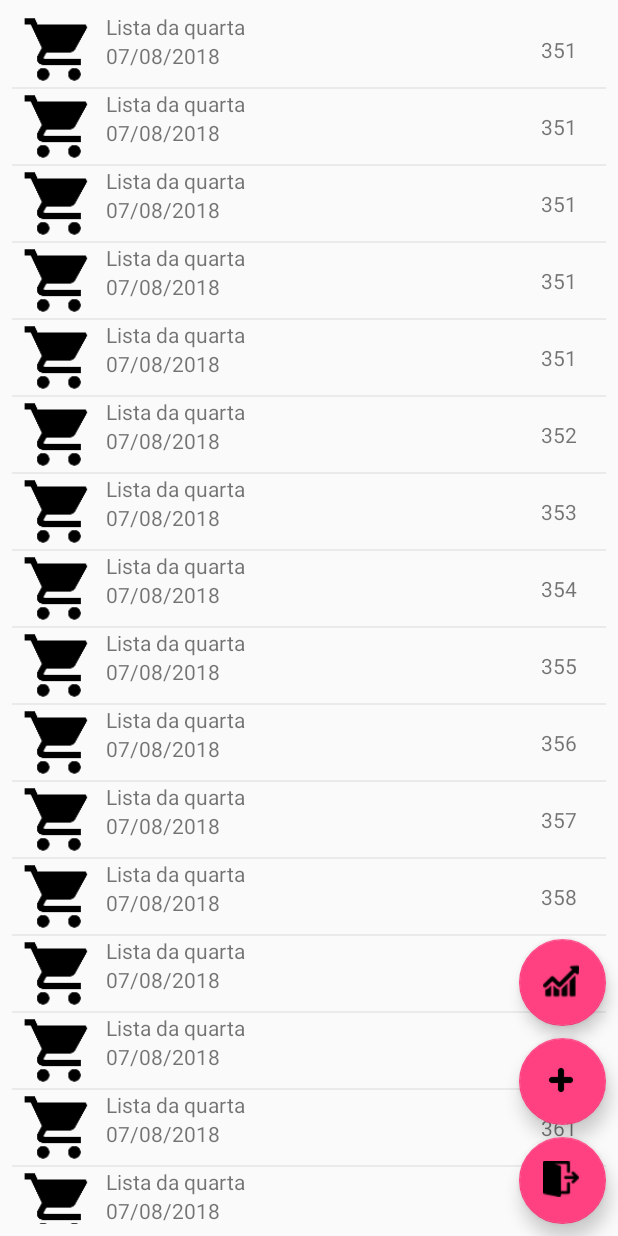
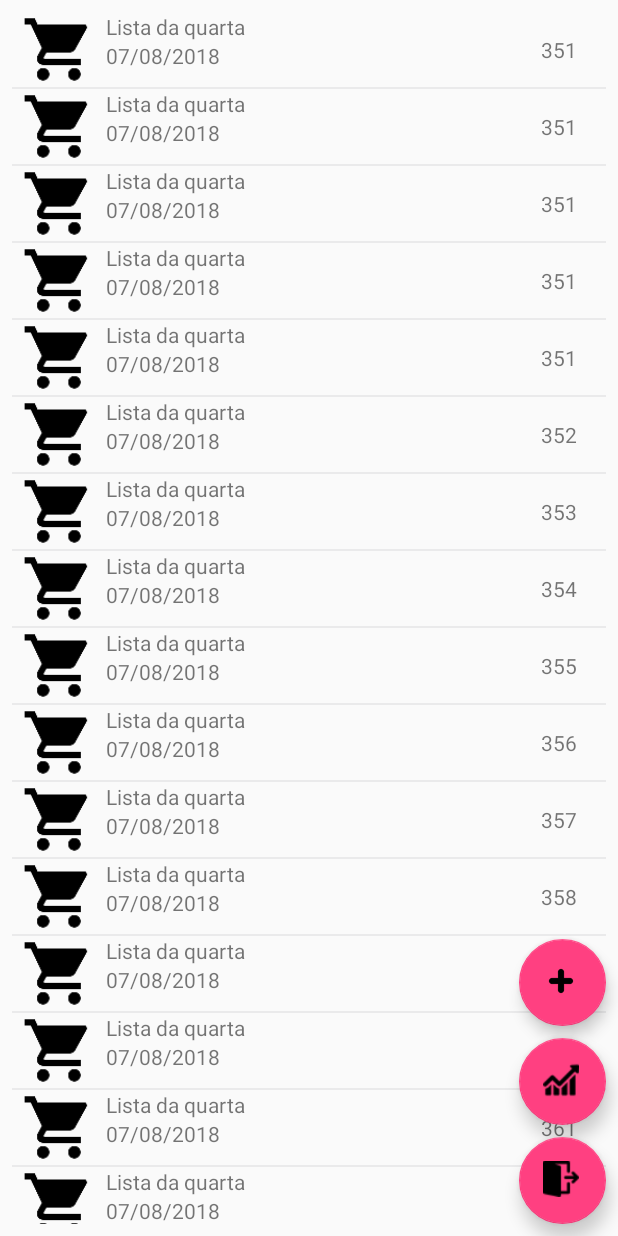
Before and after one commit to ElizandroBenedet/Mercadinho, an Android app: the TelaPrincipal screen opened directly, with no data from a screen before it, on a phone screen of 412 x 824 dp. Run offline under Robolectric (Android 15) with nearby library versions, the phone set to English and light mode, and no system bars.

Commit message:
Icon 2.0

```diff
--- a/app/src/main/AndroidManifest.xml
+++ b/app/src/main/AndroidManifest.xml
@@ -4,7 +4,7 @@
 
     <application
         android:allowBackup="true"
-        android:icon="@drawable/wsdesignlogobagtrans"
+        android:icon="@drawable/icon_mercadinho_round"
         android:label="@string/app_name"
         android:roundIcon="@drawable/icon_mercadinho_round"
         android:supportsRtl="true"
--- a/app/src/main/res/layout/activity_tela_principal.xml
+++ b/app/src/main/res/layout/activity_tela_principal.xml
@@ -47,7 +47,7 @@
         android:layout_marginTop="8dp"
         android:clickable="true"
         android:onClick="adicionarLista"
-        app:layout_constraintBottom_toTopOf="@+id/floatingActionButton3"
+        app:layout_constraintBottom_toTopOf="@+id/floatingActionButton2"
         app:layout_constraintEnd_toEndOf="parent"
         app:layout_constraintHorizontal_bias="1.0"
         app:layout_constraintStart_toStartOf="parent"
@@ -65,7 +65,7 @@
         android:layout_marginTop="8dp"
         android:clickable="true"
         android:onClick="telaGrafico"
-        app:layout_constraintBottom_toTopOf="@+id/floatingActionButton"
+        app:layout_constraintBottom_toTopOf="@+id/floatingActionButton3"
         app:layout_constraintEnd_toEndOf="parent"
         app:layout_constraintHorizontal_bias="1.0"
         app:layout_constraintStart_toStartOf="parent"
```
